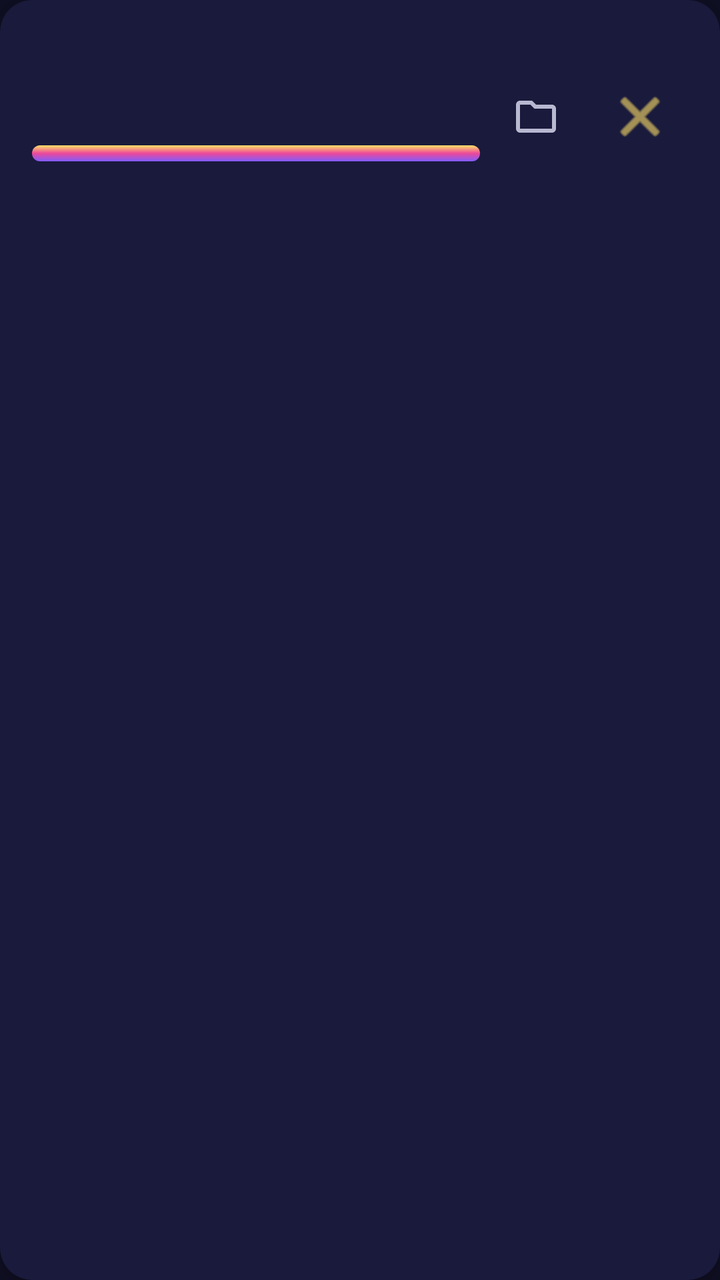
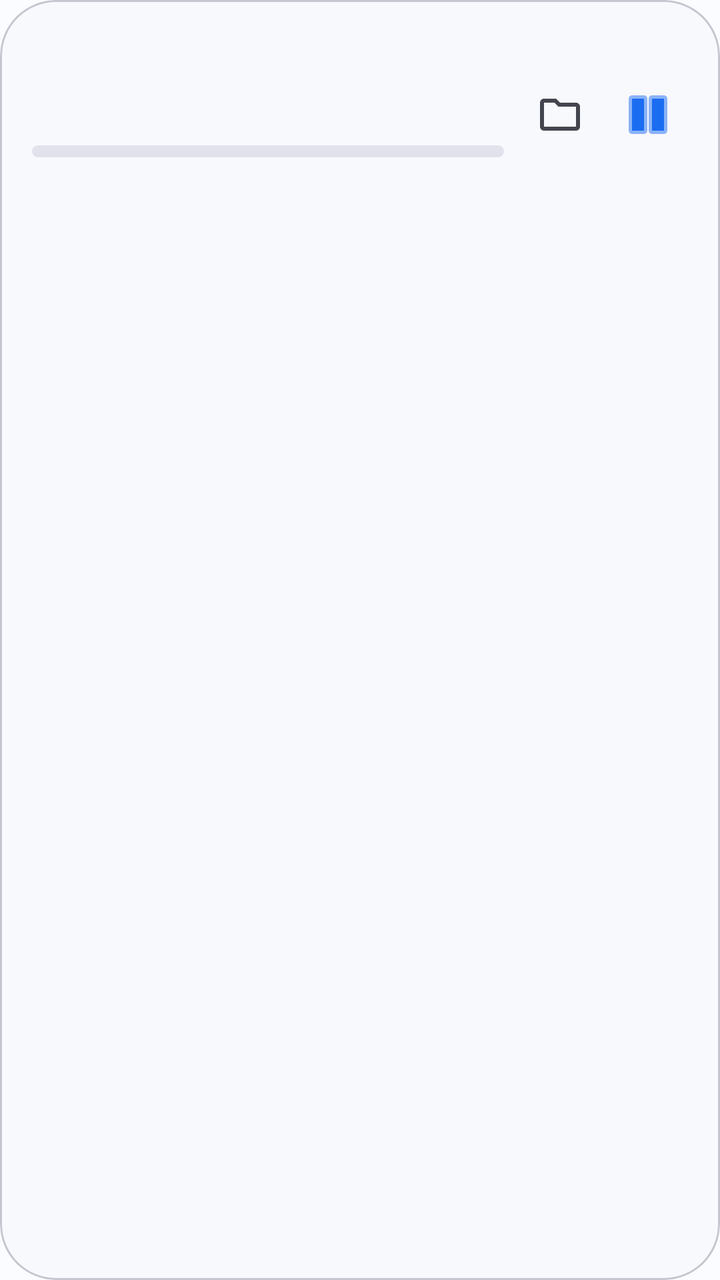

Two renders of the same Android screen: before a commit and after it. Below are the layout's source before the change and the commit's diff.
<!-- AndroidManifest.xml: application theme AppTheme -->
<!-- res/layout/item_download_record.xml -->
<?xml version="1.0" encoding="utf-8"?>
<androidx.cardview.widget.CardView xmlns:android="http://schemas.android.com/apk/res/android"
    xmlns:app="http://schemas.android.com/apk/res-auto"
    android:layout_width="match_parent"
    android:layout_height="wrap_content"
    app:cardCornerRadius="@dimen/corner_radius_large"
    app:cardElevation="@dimen/elevation_small"
    app:cardBackgroundColor="@color/bg_card"
    app:strokeColor="@color/divider"
    app:strokeWidth="1dp"
    android:layout_marginBottom="@dimen/margin_medium">

    <LinearLayout
        android:layout_width="match_parent"
        android:layout_height="wrap_content"
        android:orientation="vertical"
        android:padding="@dimen/padding_medium">

        <LinearLayout
            android:layout_width="match_parent"
            android:layout_height="wrap_content"
            android:orientation="horizontal"
            android:gravity="center_vertical">

            <LinearLayout
                android:layout_width="0dp"
                android:layout_height="wrap_content"
                android:layout_weight="1"
                android:orientation="vertical">

                <TextView
                    android:id="@+id/download_title"
                    android:layout_width="match_parent"
                    android:layout_height="wrap_content"
                    android:textSize="@dimen/text_size_large"
                    android:textColor="@color/text_primary"
                    android:textStyle="bold"
                    android:maxLines="1"
                    android:ellipsize="end"/>

                <LinearLayout
                    android:layout_width="match_parent"
                    android:layout_height="wrap_content"
                    android:orientation="horizontal"
                    android:layout_marginTop="@dimen/margin_small"
                    android:gravity="center_vertical">

                    <TextView
                        android:id="@+id/download_status"
                        android:layout_width="wrap_content"
                        android:layout_height="wrap_content"
                        android:textSize="@dimen/text_size_small"
                        android:textColor="@color/accent"/>

                    <TextView
                        android:id="@+id/download_size"
                        android:layout_width="wrap_content"
                        android:layout_height="wrap_content"
                        android:textSize="@dimen/text_size_small"
                        android:textColor="@color/text_hint"
                        android:layout_marginStart="@dimen/margin_small"/>

                    <TextView
                        android:id="@+id/download_time"
                        android:layout_width="wrap_content"
                        android:layout_height="wrap_content"
                        android:textSize="@dimen/text_size_small"
                        android:textColor="@color/text_hint"
                        android:layout_marginStart="@dimen/margin_small"/>

                </LinearLayout>

                <ProgressBar
                    android:id="@+id/download_progress"
                    style="?android:attr/progressBarStyleHorizontal"
                    android:layout_width="match_parent"
                    android:layout_height="@dimen/progress_height"
                    android:layout_marginTop="@dimen/margin_small"
                    android:max="100"
                    android:progress="0"
                    android:progressDrawable="@drawable/progress_gradient"
                    android:indeterminate="false"/>

                <TextView
                    android:id="@+id/download_progress_text"
                    android:layout_width="wrap_content"
                    android:layout_height="wrap_content"
                    android:textSize="@dimen/text_size_small"
                    android:textColor="@color/text_hint"
                    android:layout_marginTop="4dp"/>

            </LinearLayout>

            <ImageButton
                android:id="@+id/download_folder_btn"
                android:layout_width="40dp"
                android:layout_height="40dp"
                android:layout_marginStart="@dimen/margin_small"
                android:background="?android:attr/selectableItemBackgroundBorderless"
                android:contentDescription="打开下载文件夹"
                android:src="@drawable/ic_folder"
                app:tint="@color/text_secondary" />

            <ImageButton
                android:id="@+id/download_action_btn"
                android:layout_width="48dp"
                android:layout_height="48dp"
                android:layout_marginStart="@dimen/margin_small"
                android:background="?android:attr/selectableItemBackgroundBorderless"
                android:contentDescription="Action"
                android:src="@android:drawable/ic_menu_close_clear_cancel"
                app:tint="@color/accent" />

        </LinearLayout>

    </LinearLayout>

</androidx.cardview.widget.CardView>
<!-- resources referenced by this layout -->
<resources>
  <color name="accent">#FFE066</color>
  <color name="bg_card">#1A1A3C</color>
  <color name="divider">#333355</color>
  <color name="text_hint">#8080A8</color>
  <color name="text_primary">#FFFFFF</color>
  <color name="text_secondary">#B8B8D1</color>
  <dimen name="corner_radius_large">16dp</dimen>
  <dimen name="elevation_small">4dp</dimen>
  <dimen name="margin_medium">16dp</dimen>
  <dimen name="margin_small">8dp</dimen>
  <dimen name="padding_medium">16dp</dimen>
  <dimen name="progress_height">8dp</dimen>
  <!-- drawable progress_gradient (drawable) -->
  <?xml version="1.0" encoding="utf-8"?>
  <shape xmlns:android="http://schemas.android.com/apk/res/android"
      android:shape="rectangle">
      <gradient
          android:startColor="@color/primary"
          android:centerColor="@color/neon_magenta"
          android:endColor="@color/accent"
          android:angle="90"/>
      <corners android:radius="@dimen/progress_height"/>
  </shape>
  <style name="AppTheme" parent="Theme.MaterialComponents.NoActionBar">
          <item name="colorPrimary">@color/primary</item>
          <item name="colorPrimaryDark">@color/primary_dark</item>
          <item name="colorAccent">@color/accent</item>
          <item name="colorOnPrimary">@color/text_primary</item>
          <item name="colorOnSurface">@color/text_primary</item>
          <item name="colorOnBackground">@color/text_primary</item>
          <item name="colorControlActivated">@color/primary</item>
          <item name="colorControlHighlight">#33FFFFFF</item>
          <item name="android:windowBackground">@color/bg_dark</item>
          <item name="android:statusBarColor">@color/bg_dark</item>
          <item name="android:navigationBarColor">@color/bg_dark</item>
          <item name="android:textColorPrimary">@color/text_primary</item>
          <item name="android:textColorSecondary">@color/text_secondary</item>
          <item name="android:textColorHint">@color/text_hint</item>
      </style>
  <color name="primary">#7F5DFE</color>
  <color name="neon_magenta">#EC4899</color>
  <color name="primary_dark">#5B21B6</color>
  <color name="bg_dark">#0F0F23</color>
  <!-- unchanged entries left out for length: 3 -->
</resources>

<!-- the commit's change to res/layout/item_download_record.xml (unified diff, before → after) -->
@@ -1,20 +1,17 @@
 <?xml version="1.0" encoding="utf-8"?>
-<androidx.cardview.widget.CardView xmlns:android="http://schemas.android.com/apk/res/android"
+<com.google.android.material.card.MaterialCardView
+    xmlns:android="http://schemas.android.com/apk/res/android"
     xmlns:app="http://schemas.android.com/apk/res-auto"
+    style="@style/Widget.DaShenSou.Card"
     android:layout_width="match_parent"
     android:layout_height="wrap_content"
-    app:cardCornerRadius="@dimen/corner_radius_large"
-    app:cardElevation="@dimen/elevation_small"
-    app:cardBackgroundColor="@color/bg_card"
-    app:strokeColor="@color/divider"
-    app:strokeWidth="1dp"
-    android:layout_marginBottom="@dimen/margin_medium">
+    android:layout_marginBottom="@dimen/space_md">
 
     <LinearLayout
         android:layout_width="match_parent"
         android:layout_height="wrap_content"
         android:orientation="vertical"
-        android:padding="@dimen/padding_medium">
+        android:padding="@dimen/space_lg">
 
         <LinearLayout
             android:layout_width="match_parent"
@@ -33,7 +30,7 @@
                     android:layout_width="match_parent"
                     android:layout_height="wrap_content"
                     android:textSize="@dimen/text_size_large"
-                    android:textColor="@color/text_primary"
+                    android:textColor="?attr/colorOnSurface"
                     android:textStyle="bold"
                     android:maxLines="1"
                     android:ellipsize="end"/>
@@ -42,7 +39,7 @@
                     android:layout_width="match_parent"
                     android:layout_height="wrap_content"
                     android:orientation="horizontal"
-                    android:layout_marginTop="@dimen/margin_small"
+                    android:layout_marginTop="@dimen/space_sm"
                     android:gravity="center_vertical">
 
                     <TextView
@@ -50,23 +47,23 @@
                         android:layout_width="wrap_content"
                         android:layout_height="wrap_content"
                         android:textSize="@dimen/text_size_small"
-                        android:textColor="@color/accent"/>
+                        android:textColor="?attr/colorOnSurfaceVariant"/>
 
                     <TextView
                         android:id="@+id/download_size"
                         android:layout_width="wrap_content"
                         android:layout_height="wrap_content"
                         android:textSize="@dimen/text_size_small"
-                        android:textColor="@color/text_hint"
-                        android:layout_marginStart="@dimen/margin_small"/>
+                        android:textColor="?attr/colorOnSurfaceVariant"
+                        android:layout_marginStart="@dimen/space_sm"/>
 
                     <TextView
                         android:id="@+id/download_time"
                         android:layout_width="wrap_content"
                         android:layout_height="wrap_content"
                         android:textSize="@dimen/text_size_small"
-                        android:textColor="@color/text_hint"
-                        android:layout_marginStart="@dimen/margin_small"/>
+                        android:textColor="?attr/colorOnSurfaceVariant"
+                        android:layout_marginStart="@dimen/space_sm"/>
 
                 </LinearLayout>
 
@@ -74,11 +71,11 @@
                     android:id="@+id/download_progress"
                     style="?android:attr/progressBarStyleHorizontal"
                     android:layout_width="match_parent"
-                    android:layout_height="@dimen/progress_height"
-                    android:layout_marginTop="@dimen/margin_small"
+                    android:layout_height="6dp"
+                    android:layout_marginTop="@dimen/space_sm"
                     android:max="100"
                     android:progress="0"
-                    android:progressDrawable="@drawable/progress_gradient"
+                    android:progressDrawable="@drawable/progress_horizontal"
                     android:indeterminate="false"/>
 
                 <TextView
@@ -86,8 +83,8 @@
                     android:layout_width="wrap_content"
                     android:layout_height="wrap_content"
                     android:textSize="@dimen/text_size_small"
-                    android:textColor="@color/text_hint"
-                    android:layout_marginTop="4dp"/>
+                    android:textColor="?attr/colorOnSurfaceVariant"
+                    android:layout_marginTop="@dimen/space_xs"/>
 
             </LinearLayout>
 
@@ -95,24 +92,24 @@
                 android:id="@+id/download_folder_btn"
                 android:layout_width="40dp"
                 android:layout_height="40dp"
-                android:layout_marginStart="@dimen/margin_small"
-                android:background="?android:attr/selectableItemBackgroundBorderless"
-                android:contentDescription="打开下载文件夹"
+                android:layout_marginStart="@dimen/space_sm"
+                android:background="?attr/selectableItemBackgroundBorderless"
+                android:contentDescription="@string/open_with"
                 android:src="@drawable/ic_folder"
-                app:tint="@color/text_secondary" />
+                app:tint="?attr/colorOnSurfaceVariant" />
 
             <ImageButton
                 android:id="@+id/download_action_btn"
-                android:layout_width="48dp"
-                android:layout_height="48dp"
-                android:layout_marginStart="@dimen/margin_small"
-                android:background="?android:attr/selectableItemBackgroundBorderless"
-                android:contentDescription="Action"
-                android:src="@android:drawable/ic_menu_close_clear_cancel"
-                app:tint="@color/accent" />
+                android:layout_width="40dp"
+                android:layout_height="40dp"
+                android:layout_marginStart="@dimen/space_xs"
+                android:background="?attr/selectableItemBackgroundBorderless"
+                android:contentDescription="@string/retry"
+                android:src="@android:drawable/ic_media_pause"
+                app:tint="?attr/colorPrimary" />
 
         </LinearLayout>
 
     </LinearLayout>
 
-</androidx.cardview.widget.CardView>
+</com.google.android.material.card.MaterialCardView>
<!-- resource entries referenced after the edit -->
@@ -1,48 +1,97 @@
 <!-- resources referenced by this layout -->
 <resources>
-  <color name="accent">#FFE066</color>
-  <color name="bg_card">#1A1A3C</color>
-  <color name="divider">#333355</color>
-  <color name="text_hint">#8080A8</color>
-  <color name="text_primary">#FFFFFF</color>
-  <color name="text_secondary">#B8B8D1</color>
-  <dimen name="corner_radius_large">16dp</dimen>
-  <dimen name="elevation_small">4dp</dimen>
-  <dimen name="margin_medium">16dp</dimen>
-  <dimen name="margin_small">8dp</dimen>
-  <dimen name="padding_medium">16dp</dimen>
-  <dimen name="progress_height">8dp</dimen>
-  <!-- drawable progress_gradient (drawable) -->
+  <dimen name="space_lg">16dp</dimen>
+  <dimen name="space_md">12dp</dimen>
+  <dimen name="space_sm">8dp</dimen>
+  <dimen name="space_xs">4dp</dimen>
+  <!-- drawable progress_horizontal (drawable) -->
   <?xml version="1.0" encoding="utf-8"?>
-  <shape xmlns:android="http://schemas.android.com/apk/res/android"
-      android:shape="rectangle">
-      <gradient
-          android:startColor="@color/primary"
-          android:centerColor="@color/neon_magenta"
-          android:endColor="@color/accent"
-          android:angle="90"/>
-      <corners android:radius="@dimen/progress_height"/>
-  </shape>
-  <style name="AppTheme" parent="Theme.MaterialComponents.NoActionBar">
-          <item name="colorPrimary">@color/primary</item>
-          <item name="colorPrimaryDark">@color/primary_dark</item>
-          <item name="colorAccent">@color/accent</item>
-          <item name="colorOnPrimary">@color/text_primary</item>
-          <item name="colorOnSurface">@color/text_primary</item>
-          <item name="colorOnBackground">@color/text_primary</item>
-          <item name="colorControlActivated">@color/primary</item>
-          <item name="colorControlHighlight">#33FFFFFF</item>
-          <item name="android:windowBackground">@color/bg_dark</item>
-          <item name="android:statusBarColor">@color/bg_dark</item>
-          <item name="android:navigationBarColor">@color/bg_dark</item>
-          <item name="android:textColorPrimary">@color/text_primary</item>
-          <item name="android:textColorSecondary">@color/text_secondary</item>
-          <item name="android:textColorHint">@color/text_hint</item>
+  <layer-list xmlns:android="http://schemas.android.com/apk/res/android">
+      <item android:id="@android:id/background">
+          <shape android:shape="rectangle">
+              <solid android:color="@color/colorSurfaceVariant" />
+              <corners android:radius="4dp" />
+              <size android:height="6dp" />
+          </shape>
+      </item>
+      <item android:id="@android:id/progress">
+          <clip>
+              <shape android:shape="rectangle">
+                  <solid android:color="@color/colorPrimary" />
+                  <corners android:radius="4dp" />
+                  <size android:height="6dp" />
+              </shape>
+          </clip>
+      </item>
+  </layer-list>
+  <string name="open_with">用其他应用打开</string>
+  <string name="retry">重试</string>
+  <style name="Widget.DaShenSou.Card" parent="Widget.Material3.CardView.Outlined">
+          <item name="cardCornerRadius">@dimen/shape_xl</item>
+          <item name="cardElevation">0dp</item>
+          <item name="strokeColor">@color/colorOutlineVariant</item>
+          <item name="strokeWidth">1dp</item>
+          <item name="cardBackgroundColor">@color/colorSurfaceContainerLow</item>
       </style>
-  <color name="primary">#7F5DFE</color>
-  <color name="neon_magenta">#EC4899</color>
-  <color name="primary_dark">#5B21B6</color>
-  <color name="bg_dark">#0F0F23</color>
+  <color name="text_secondary">@color/colorOnSurfaceVariant</color>
+  <color name="colorSurfaceVariant">#E1E2EC</color>
+  <color name="colorPrimary">#1A6CF1</color>
+  <dimen name="shape_xl">28dp</dimen>
+  <color name="colorOutlineVariant">#C4C6D0</color>
+  <color name="colorSurfaceContainerLow">#F8F9FD</color>
+  <color name="colorOnPrimary">#FFFFFF</color>
+  <color name="colorPrimaryContainer">#D9E4FF</color>
+  <color name="colorOnPrimaryContainer">#001A41</color>
+  <color name="colorSecondary">#5B5F6F</color>
+  <color name="colorOnSecondary">#FFFFFF</color>
+  <color name="colorSecondaryContainer">#DFE2F2</color>
+  <color name="colorOnSecondaryContainer">#171B2C</color>
+  <color name="colorTertiary">#7D5260</color>
+  <color name="colorOnTertiary">#FFFFFF</color>
+  <color name="colorSurface">#FBFCFF</color>
+  <color name="colorOnSurface">#1A1B21</color>
+  <color name="colorOnSurfaceVariant">#44464F</color>
+  <color name="colorSurfaceContainer">#F2F3F8</color>
+  <color name="colorSurfaceContainerHigh">#ECEDF3</color>
+  <color name="colorSurfaceContainerHighest">#E6E7EE</color>
+  <color name="colorSurfaceContainerLowest">#FFFFFF</color>
+  <color name="colorOutline">#74777F</color>
+  <color name="colorAccent">@color/colorPrimary</color>
+  <style name="AppTheme" parent="Theme.Material3.DayNight.NoActionBar">
+          <item name="colorPrimary">@color/colorPrimary</item>
+          <item name="colorOnPrimary">@color/colorOnPrimary</item>
+          <item name="colorPrimaryContainer">@color/colorPrimaryContainer</item>
+          <item name="colorOnPrimaryContainer">@color/colorOnPrimaryContainer</item>
+          <item name="colorSecondary">@color/colorSecondary</item>
+          <item name="colorOnSecondary">@color/colorOnSecondary</item>
+          <item name="colorSecondaryContainer">@color/colorSecondaryContainer</item>
+          <item name="colorOnSecondaryContainer">@color/colorOnSecondaryContainer</item>
+          <item name="colorTertiary">@color/colorTertiary</item>
+          <item name="colorOnTertiary">@color/colorOnTertiary</item>
+          <item name="android:colorBackground">@color/colorSurface</item>
+          <item name="colorSurface">@color/colorSurface</item>
+          <item name="colorOnSurface">@color/colorOnSurface</item>
+          <item name="colorSurfaceVariant">@color/colorSurfaceVariant</item>
+          <item name="colorOnSurfaceVariant">@color/colorOnSurfaceVariant</item>
+          <item name="colorSurfaceContainer">@color/colorSurfaceContainer</item>
+          <item name="colorSurfaceContainerHigh">@color/colorSurfaceContainerHigh</item>
+          <item name="colorSurfaceContainerHighest">@color/colorSurfaceContainerHighest</item>
+          <item name="colorSurfaceContainerLow">@color/colorSurfaceContainerLow</item>
+          <item name="colorSurfaceContainerLowest">@color/colorSurfaceContainerLowest</item>
+          <item name="colorOutline">@color/colorOutline</item>
+          <item name="colorOutlineVariant">@color/colorOutlineVariant</item>
+          <item name="colorControlActivated">@color/colorPrimary</item>
+          <item name="colorControlHighlight">@color/colorPrimaryContainer</item>
+          <item name="colorAccent">@color/colorAccent</item>
+          <item name="android:statusBarColor">?attr/colorSurface</item>
+          <item name="android:navigationBarColor">?attr/colorSurface</item>
+          <item name="android:windowLightStatusBar" tools:targetApi="m">true</item>
+          <item name="android:windowLightNavigationBar" tools:targetApi="o_mr1">true</item>
+          <item name="android:textColorPrimary">@color/colorOnSurface</item>
+          <item name="android:textColorSecondary">@color/colorOnSurfaceVariant</item>
+          <item name="android:textColorHint">@color/colorOnSurfaceVariant</item>
+          <item name="android:forceDarkAllowed" tools:targetApi="q">false</item>
+      </style>
   <!-- unchanged entries left out for length: 3 -->
 </resources>
 
